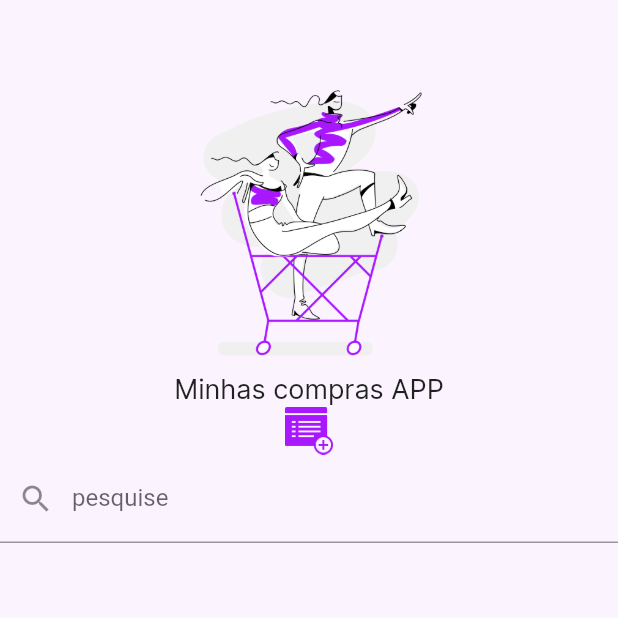
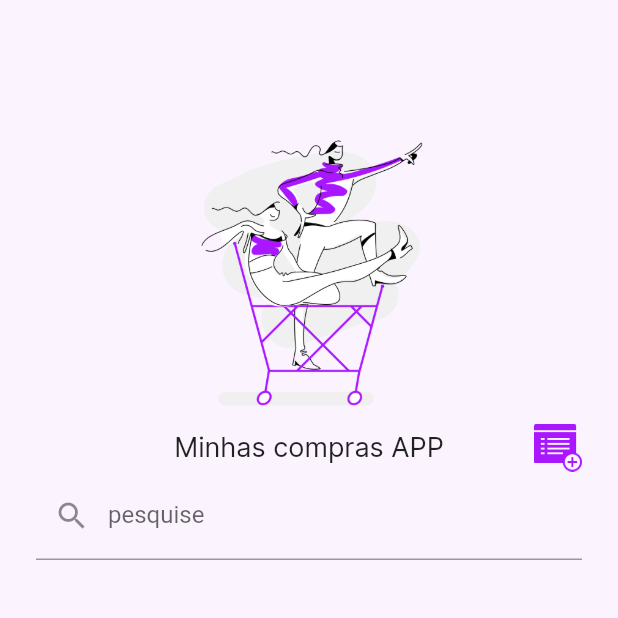
Before and after one commit to juniorsafera/app-minhas-compras, a Flutter app: the screen it shows after launch, on a phone screen of 412 x 824 dp, the top half of it. Run offline on Flutter 3.47's test engine with Material 2 defaults, Android fonts, the phone set to English and light mode, and no system bars; our stand-ins replace get.

Commit message:
CRIANDO METODO TAL

```diff
--- a/minhas_compras_app/lib/core/routes/pages.dart
+++ b/minhas_compras_app/lib/core/routes/pages.dart
@@ -6,7 +6,7 @@ class AppPages {
   static List<GetPage> pages = [
     GetPage(
       name: Routes.homePage,
-      page: () => HomeView(),
+      page: () => const HomeView(),
     ),
   ];
 }
--- a/minhas_compras_app/lib/features/home/home_view.dart
+++ b/minhas_compras_app/lib/features/home/home_view.dart
@@ -1,4 +1,5 @@
 import 'package:flutter/material.dart';
+import 'package:get/get.dart';
 import 'package:minhas_compras_app/core/utils/colors.dart';
 
 class HomeView extends StatelessWidget {
@@ -8,35 +9,46 @@ class HomeView extends StatelessWidget {
   Widget build(BuildContext context) {
     return Scaffold(
       backgroundColor: MyColors.backgroundColor,
-      body: Column(
+      body: Padding(
+        padding: const EdgeInsets.symmetric(horizontal: 24),
+        child: Column(
           children: [
-          Padding(
-            padding:
-                const EdgeInsetsDirectional.only(start: 94, top: 49, end: 95),
-            child: Image.asset(
+            SizedBox(height: Get.height * 0.1),
+            Image.asset(
               'assets/images/woman_shop.png',
               width: 186,
               height: 200,
             ),
-          ),
+            Row(
+              mainAxisAlignment: MainAxisAlignment.spaceBetween,
+              children: [
+                const SizedBox(width: 32),
                 const Text(
                   'Minhas compras APP',
                   style: TextStyle(fontSize: 18, fontFamily: 'inter'),
                 ),
-          Image.asset(
+                InkWell(
+                  onTap: () {},
+                  child: Image.asset(
                     'assets/images/icon_add_property.png',
                     width: 32,
                     height: 32,
                     color: MyColors.primary,
                   ),
+                ),
+              ],
+            ),
             TextFormField(
               decoration: const InputDecoration(
                 labelText: 'pesquise',
-              prefixIcon: Icon(Icons.search),
+                prefixIcon: Icon(
+                  Icons.search,
+                ),
               ),
             ),
           ],
         ),
+      ),
     );
   }
 }
```
Also changed, not shown: minhas_compras_app/lib/core/models/ItemModel.dart (added, +7 -0 lines), minhas_compras_app/lib/core/models/ShoppingListModel.dart (added, +7 -0 lines). Lines whose indentation alone changed are shown as unchanged.
